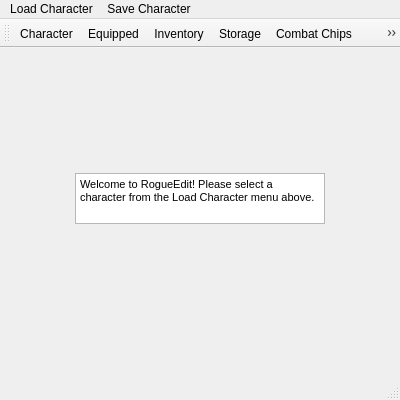
The window that mainwindow.ui (murfalo/RogueEdit) describes before a commit, drawn with Qt 5.
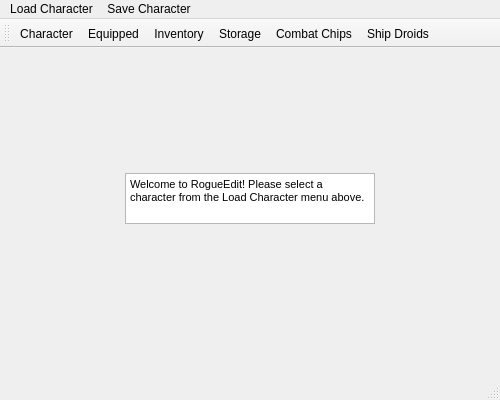
The same window after the commit.

Commit message: Slightly increase window size

What changed in the file:
```diff
--- a/mainwindow.ui
+++ b/mainwindow.ui
@@ -6,7 +6,7 @@
    <rect>
     <x>0</x>
     <y>0</y>
-    <width>400</width>
+    <width>500</width>
     <height>400</height>
    </rect>
   </property>
@@ -18,13 +18,13 @@
   </property>
   <property name="minimumSize">
    <size>
-    <width>400</width>
+    <width>500</width>
     <height>400</height>
    </size>
   </property>
   <property name="maximumSize">
    <size>
-    <width>400</width>
+    <width>500</width>
     <height>400</height>
    </size>
   </property>
@@ -35,7 +35,7 @@
    <widget class="QTextBrowser" name="textBrowser">
     <property name="geometry">
      <rect>
-      <x>75</x>
+      <x>125</x>
       <y>125</y>
       <width>250</width>
       <height>51</height>
@@ -55,7 +55,7 @@
     <rect>
      <x>0</x>
      <y>0</y>
-     <width>400</width>
+     <width>500</width>
      <height>21</height>
     </rect>
    </property>
@@ -81,7 +81,7 @@
     <enum>TopToolBarArea</enum>
    </attribute>
    <attribute name="toolBarBreak">
-    <bool>false</bool>
+    <bool>true</bool>
    </attribute>
    <addaction name="actionCharacter"/>
    <addaction name="actionEquipped"/>
```
